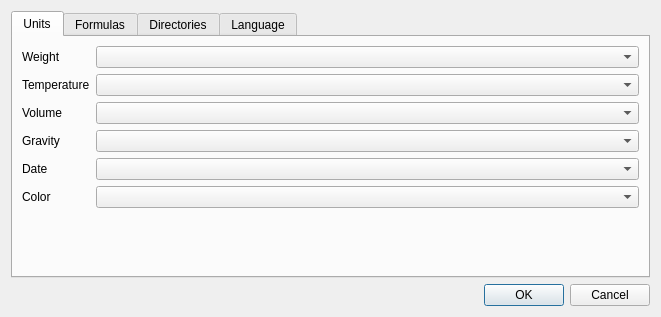
Brewtarget/brewtarget, file ui/optionsDialog.ui: the form before one commit.
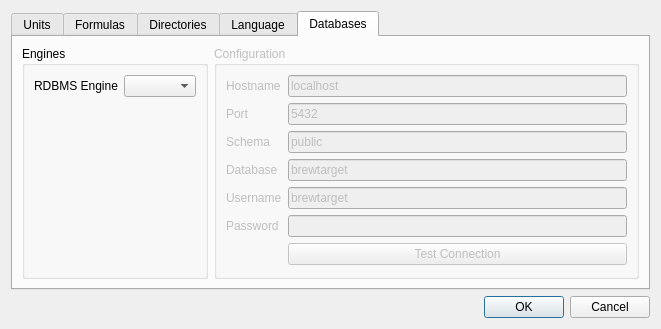
The form after the commit. Custom widgets are drawn as their Qt base class.

Commit message: Options dialog made

```diff
--- a/ui/optionsDialog.ui
+++ b/ui/optionsDialog.ui
@@ -23,7 +23,7 @@
       <enum>QTabWidget::Rounded</enum>
      </property>
      <property name="currentIndex">
-      <number>0</number>
+      <number>4</number>
      </property>
      <widget class="QWidget" name="tab">
       <attribute name="title">
@@ -326,6 +326,156 @@
        </item>
       </layout>
      </widget>
+     <widget class="QWidget" name="tab_database">
+      <attribute name="title">
+       <string>Databases</string>
+      </attribute>
+      <layout class="QHBoxLayout" name="horizontalLayout">
+       <item>
+        <widget class="QGroupBox" name="groupBox">
+         <property name="title">
+          <string>Engines</string>
+         </property>
+         <layout class="QFormLayout" name="formLayout_4">
+          <property name="fieldGrowthPolicy">
+           <enum>QFormLayout::ExpandingFieldsGrow</enum>
+          </property>
+          <item row="0" column="0">
+           <widget class="QLabel" name="label_engine">
+            <property name="text">
+             <string>RDBMS Engine</string>
+            </property>
+           </widget>
+          </item>
+          <item row="0" column="1">
+           <widget class="QComboBox" name="comboBox_engine"/>
+          </item>
+         </layout>
+        </widget>
+       </item>
+       <item>
+        <widget class="QGroupBox" name="groupBox_dbConfig">
+         <property name="enabled">
+          <bool>false</bool>
+         </property>
+         <property name="title">
+          <string>Configuration</string>
+         </property>
+         <layout class="QFormLayout" name="formLayout_2">
+          <item row="0" column="0">
+           <widget class="QLabel" name="label_hostname">
+            <property name="text">
+             <string>Hostname</string>
+            </property>
+           </widget>
+          </item>
+          <item row="0" column="1">
+           <widget class="BtStringEdit" name="btStringEdit_hostname">
+            <property name="toolTip">
+             <string>PostgresSQL's host name or IP address</string>
+            </property>
+            <property name="text">
+             <string>localhost</string>
+            </property>
+           </widget>
+          </item>
+          <item row="1" column="0">
+           <widget class="QLabel" name="label_portnum">
+            <property name="text">
+             <string>Port</string>
+            </property>
+           </widget>
+          </item>
+          <item row="1" column="1">
+           <widget class="BtStringEdit" name="btStringEdit_portnum">
+            <property name="toolTip">
+             <string>Port the PostgreSQL is listening on</string>
+            </property>
+            <property name="text">
+             <string>5432</string>
+            </property>
+           </widget>
+          </item>
+          <item row="2" column="0">
+           <widget class="QLabel" name="label_schema">
+            <property name="text">
+             <string>Schema</string>
+            </property>
+           </widget>
+          </item>
+          <item row="3" column="0">
+           <widget class="QLabel" name="label_dbName">
+            <property name="text">
+             <string>Database</string>
+            </property>
+           </widget>
+          </item>
+          <item row="4" column="0">
+           <widget class="QLabel" name="label_username">
+            <property name="text">
+             <string>Username</string>
+            </property>
+           </widget>
+          </item>
+          <item row="5" column="0">
+           <widget class="QLabel" name="label_password">
+            <property name="text">
+             <string>Password</string>
+            </property>
+           </widget>
+          </item>
+          <item row="2" column="1">
+           <widget class="BtStringEdit" name="btStringEdit_schema">
+            <property name="toolTip">
+             <string>The schema containing the database</string>
+            </property>
+            <property name="text">
+             <string>public</string>
+            </property>
+           </widget>
+          </item>
+          <item row="3" column="1">
+           <widget class="BtStringEdit" name="btStringEdit_dbname">
+            <property name="toolTip">
+             <string>The name of the database</string>
+            </property>
+            <property name="text">
+             <string>brewtarget</string>
+            </property>
+           </widget>
+          </item>
+          <item row="4" column="1">
+           <widget class="BtStringEdit" name="btStringEdit_username">
+            <property name="toolTip">
+             <string>User with create/delete table access</string>
+            </property>
+            <property name="text">
+             <string>brewtarget</string>
+            </property>
+           </widget>
+          </item>
+          <item row="5" column="1">
+           <widget class="BtStringEdit" name="btStringEdit_password">
+            <property name="toolTip">
+             <string>Password for the user</string>
+            </property>
+            <property name="echoMode">
+             <enum>QLineEdit::Password</enum>
+            </property>
+           </widget>
+          </item>
+          <item row="6" column="1">
+           <widget class="QPushButton" name="pushButton_testConnection">
+            <property name="text">
+             <string>Test Connection</string>
+            </property>
+           </widget>
+          </item>
+         </layout>
+        </widget>
+       </item>
+      </layout>
+     </widget>
     </widget>
    </item>
    <item>
@@ -340,6 +490,13 @@
    </item>
   </layout>
  </widget>
+ <customwidgets>
+  <customwidget>
+   <class>BtStringEdit</class>
+   <extends>QLineEdit</extends>
+   <header>BtLineEdit.h</header>
+  </customwidget>
+ </customwidgets>
  <tabstops>
   <tabstop>tabWidget</tabstop>
   <tabstop>lineEdit_dbDir</tabstop>
```
Left out of the diff: 6 changed lines with no effect on the pictures. The commit also changes 5 other files.
